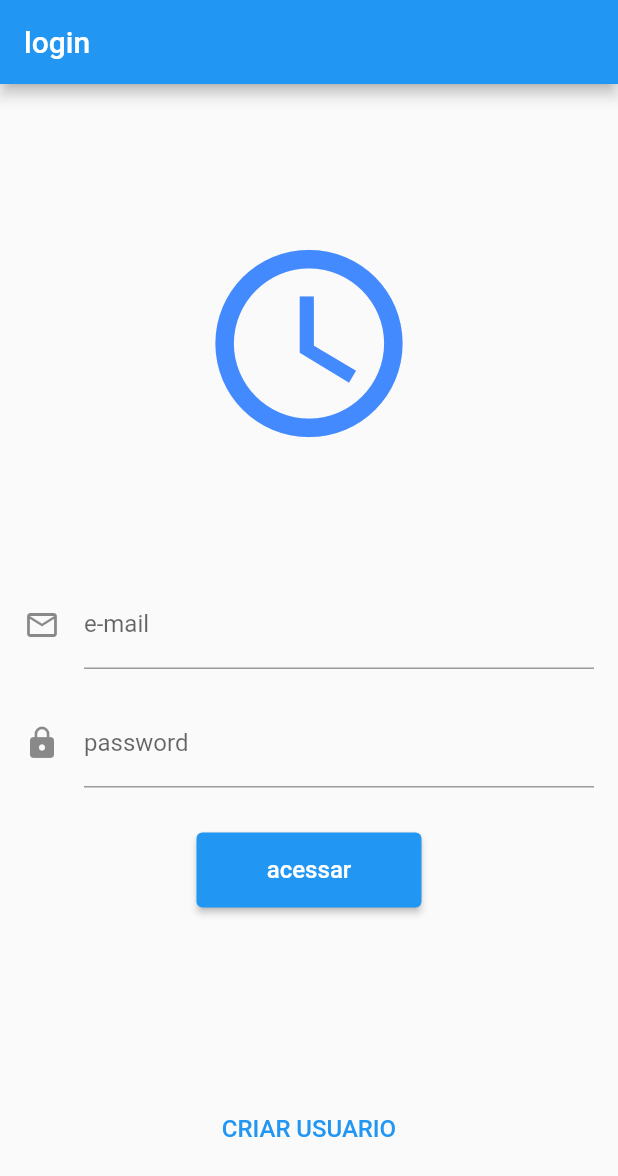
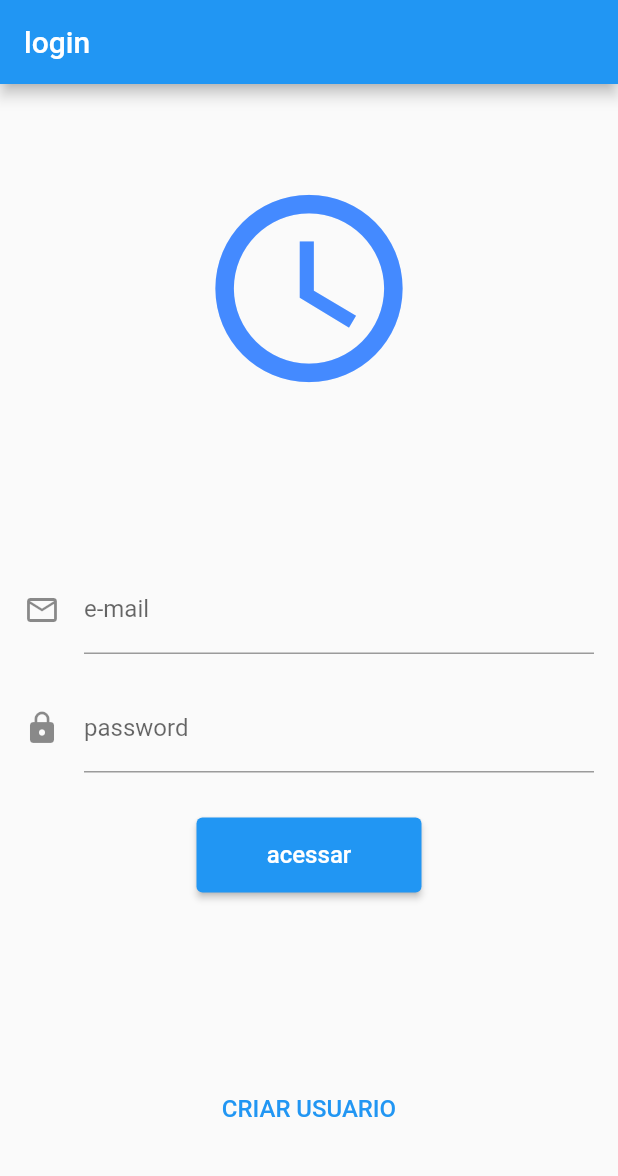
Before and after one commit to heltonss/Time-is-money, a Flutter app: the screen it shows after launch, on a phone screen of 412 x 824 dp. Shown: the top 1176 px of the screen. Run offline on Flutter 3.47's test engine with Material 2 defaults, Android fonts, the phone set to English and light mode, and no system bars; our stand-ins replace cloud_firestore, email_validator, firebase_auth, firebase_core, shared_preferences, vibration; accounts and stored records are empty.

Commit message:
feat: layout responsivo no login

```diff
--- a/lib/modules/login/login.dart
+++ b/lib/modules/login/login.dart
@@ -30,43 +30,45 @@ class Login extends StatelessWidget {
             padding: const EdgeInsets.all(16),
             child: Form(
                 key: _formKey,
-                child: Column(
-                    crossAxisAlignment: CrossAxisAlignment.end,
-                    mainAxisAlignment: MainAxisAlignment.spaceAround,
-                    children: form(context)))));
+                child: Expanded(
+                  child: Column(
+                      crossAxisAlignment: CrossAxisAlignment.end,
+                      mainAxisAlignment: MainAxisAlignment.spaceAround,
+                      children: form(context)),
+                ))));
   }
 
   List<Widget> form(BuildContext context) {
     return <Widget>[
       Container(
         alignment: Alignment.topCenter,
-        margin: EdgeInsets.only(top: 50),
-        child: const Icon(Icons.access_time, size: 150, color: Colors.blueAccent,),
+        child: const Icon(
+          Icons.access_time,
+          size: 150,
+          color: Colors.blueAccent,
+        ),
       ),
-      Column(
-        children: inputs(context)
-      ),
+      Column(children: inputs(context)),
       Container(
         alignment: Alignment.center,
-        margin: const EdgeInsets.only(top: 30),
-        child:  TextButton(
+        child: TextButton(
           onPressed: () {
             Navigator.pushNamed(context, 'create-user');
           },
-          child: Text('criar usuario'.toUpperCase(),
-          style: const TextStyle(fontSize: 16),
+          child: Text(
+            'criar usuario'.toUpperCase(),
+            style: const TextStyle(fontSize: 16),
           ),
         ),
       )
     ];
   }
 
-
   List <Widget> inputs (BuildContext context) {
     final TextEditingController _email = TextEditingController();
     final TextEditingController _password = TextEditingController();
 
-    return [
+    return <Widget>[
     _containerInput(
       TextFormField(
         decoration: const InputDecoration(
@@ -75,7 +77,7 @@ class Login extends StatelessWidget {
           labelText: 'e-mail',
         ),
         controller: _email,
-        validator: (value){
+        validator: (String value){
           if(value.isEmpty){
             return 'Insira um e-mail';
           }
@@ -100,7 +102,7 @@ class Login extends StatelessWidget {
           labelText: 'password',
         ),
         controller: _password,
-        validator: (value){
+        validator: (String value){
           if(value.isEmpty){
             return 'Insira uma senha';
           }
@@ -144,8 +146,10 @@ class Login extends StatelessWidget {
       }
     } on FirebaseAuthException catch (e) {
       if (e.code == 'user-not-found') {
+        // ignore: avoid_print
         print('Usuário não encontrado.');
       } else if (e.code == 'wrong-password') {
+        // ignore: avoid_print
         print('Senha incorreta');
       }
     }
```
